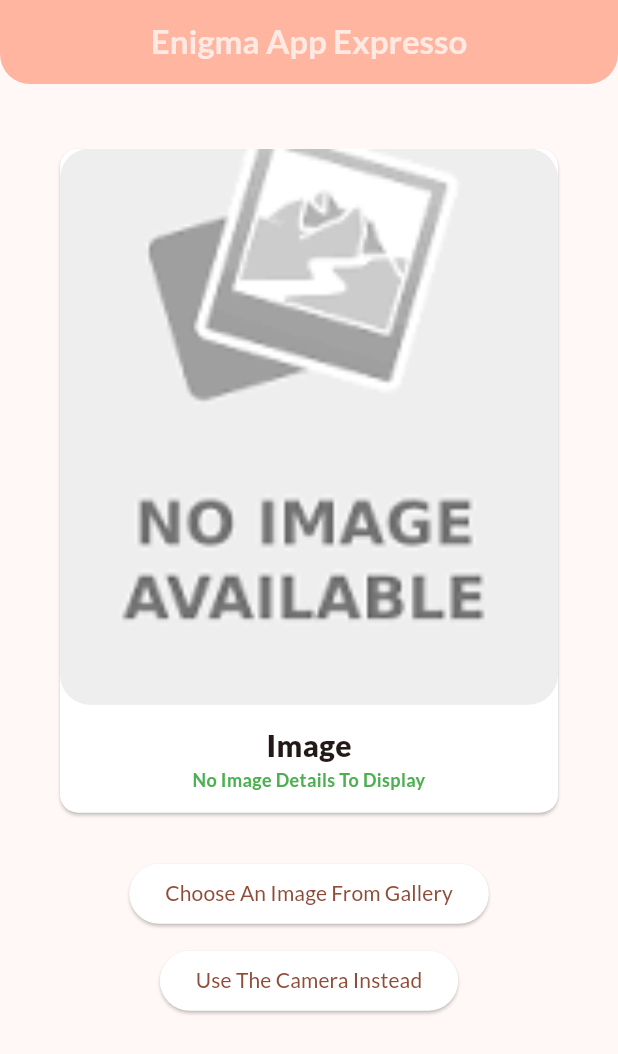
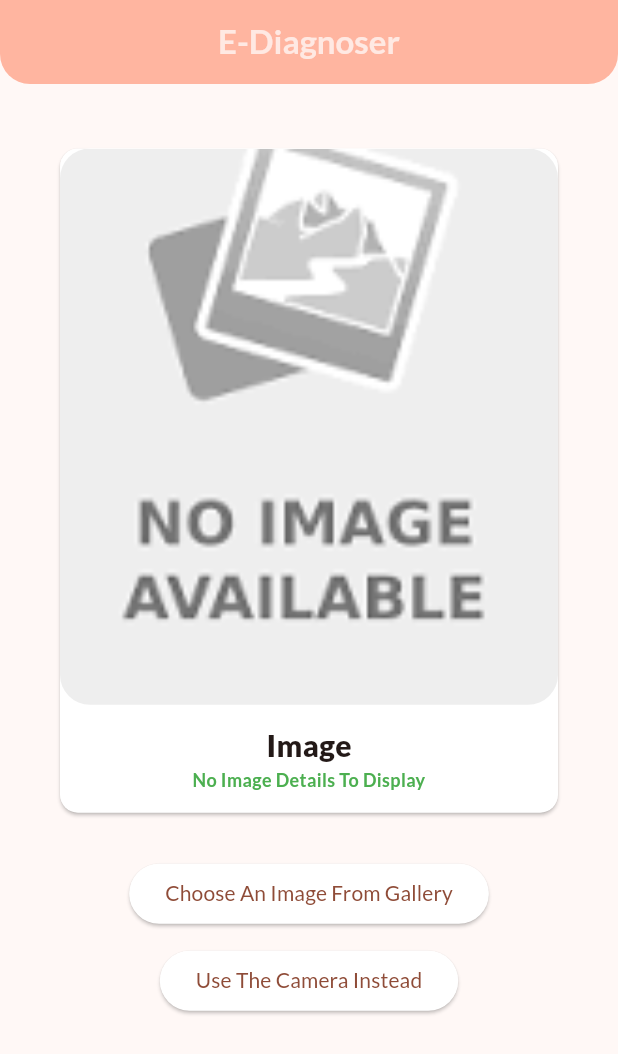
Before and after one commit to Chi-naza/e_diagnoser, a Flutter app: the CaptureMainScreen screen opened directly, on a phone screen of 412 x 824 dp. Shown: the top 1054 px of the screen. Run offline on Flutter 3.47's test engine with Material 3 defaults, Android fonts, the phone set to English and light mode, and no system bars; our stand-ins replace google_fonts, image_picker, introduction_screen; missing offline and left inert: google_mlkit_image_labeling.

Commit message:
Changed Dummy App Name

```diff
--- a/lib/core/capture_main_screen.dart
+++ b/lib/core/capture_main_screen.dart
@@ -44,7 +44,7 @@ class _CaptureMainScreenState extends State<CaptureMainScreen> {
         backgroundColor: Theme.of(context).colorScheme.inversePrimary,
         centerTitle: true,
         title: Text(
-          "Enigma App Expresso",
+          "E-Diagnoser",
           style: TextStyle(
             color: Colors.white.withOpacity(0.7),
             fontWeight: FontWeight.bold,
```
